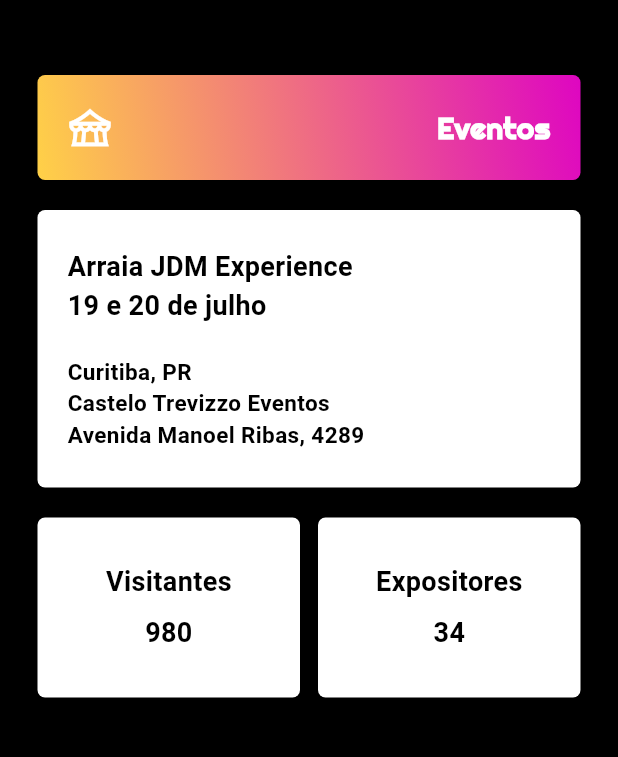
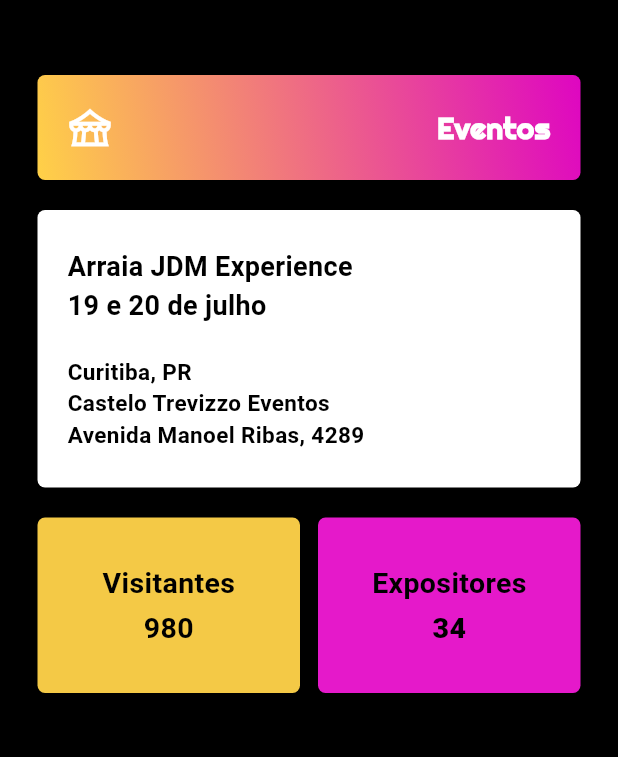
Before and after one commit to mattmurrayswe/digitalgarage_flutter, a Flutter app: the HomeTab screen opened directly with empty values, on a phone screen of 412 x 824 dp, the part 165-922 px from its top. Run offline on Flutter 3.47's test engine with Material 3 defaults, Android fonts, the phone set to English and light mode, and no system bars; our stand-ins replace cached_network_image, hive, hive_flutter; missing offline and left inert: mobile_scanner; accounts and stored records are empty.

Commit message:
feat: coloured event infos tickets home

```diff
--- a/lib/tabs/home_tab.dart
+++ b/lib/tabs/home_tab.dart
@@ -161,7 +161,7 @@ class HomeTab extends StatelessWidget {
                       margin: const EdgeInsets.only(right: 6),
                       decoration: BoxDecoration(
                         borderRadius: BorderRadius.circular(5),
-                        color: Colors.white,
+                        color: Color.fromARGB(255, 244, 201, 70),
                       ),
                       child: const Column(
                         crossAxisAlignment: CrossAxisAlignment.center,
@@ -170,16 +170,16 @@ class HomeTab extends StatelessWidget {
                             'Visitantes',
                             style: TextStyle(
                               color: Colors.black,
-                              fontSize: 18,
+                              fontSize: 19,
                               fontWeight: FontWeight.w700,
                             ),
                           ),
-                          SizedBox(height: 8),
+                          SizedBox(height: 3),
                           Text(
                             '980',
                             style: TextStyle(
                               color: Colors.black,
-                              fontSize: 18,
+                              fontSize: 19,
                               fontWeight: FontWeight.w700,
                             ),
                           ),
@@ -193,7 +193,7 @@ class HomeTab extends StatelessWidget {
                       margin: const EdgeInsets.only(left: 6),
                       decoration: BoxDecoration(
                         borderRadius: BorderRadius.circular(5),
-                        color: Colors.white,
+                        color: Color.fromARGB(255, 229, 25, 202),
                       ),
                       child: const Column(
                         crossAxisAlignment: CrossAxisAlignment.center,
@@ -202,17 +202,17 @@ class HomeTab extends StatelessWidget {
                             'Expositores',
                             style: TextStyle(
                               color: Colors.black,
-                              fontSize: 18,
+                              fontSize: 19,
                               fontWeight: FontWeight.w700,
                             ),
                           ),
-                          SizedBox(height: 8),
+                          SizedBox(height: 3),
                           Text(
                             '34',
                             style: TextStyle(
                               color: Colors.black,
-                              fontSize: 18,
-                              fontWeight: FontWeight.w700,
+                              fontSize: 19,
+                              fontWeight: FontWeight.w800,
                             ),
                           ),
                         ],
```
